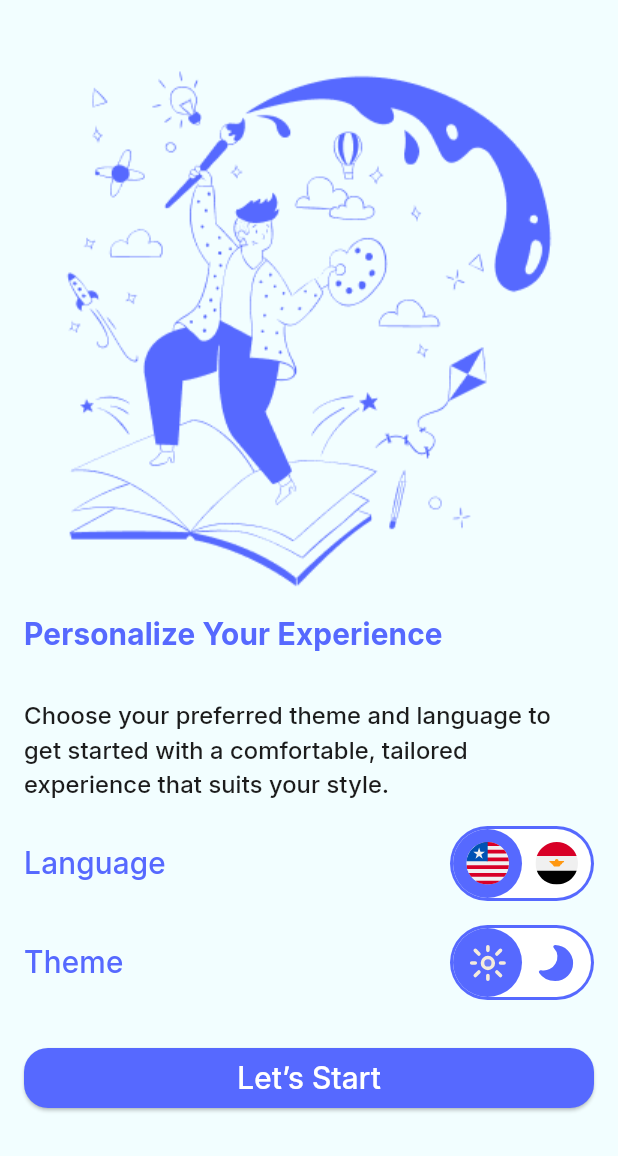
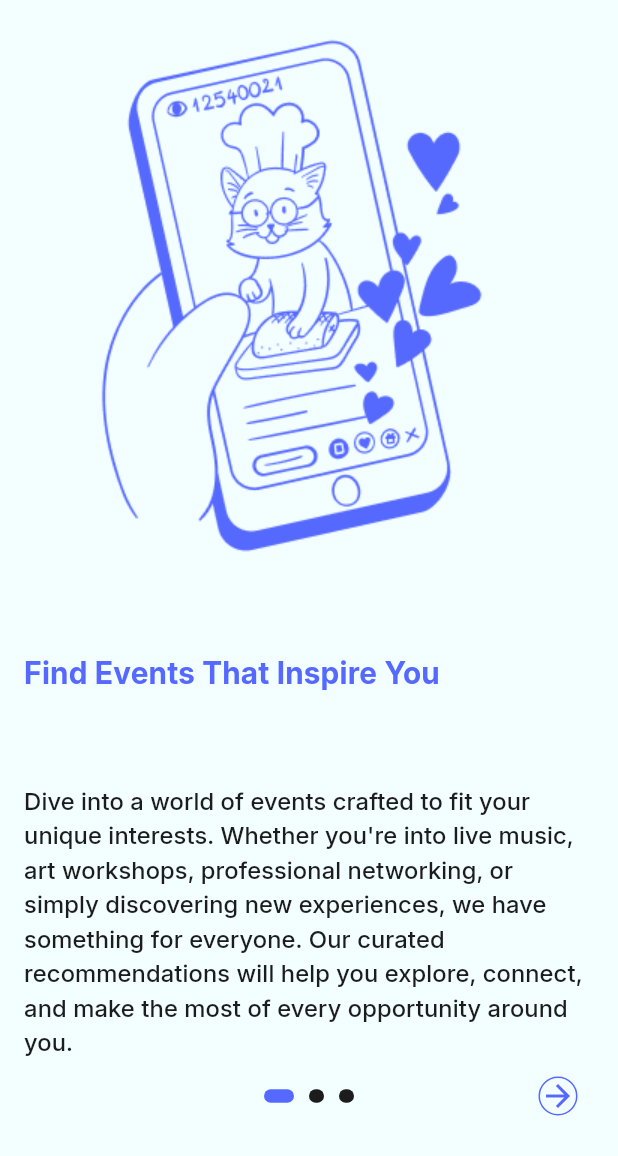
Before and after one commit to ahmed43ban/Evently-App, a Flutter app: the screen it shows after launch, after a tap on "Let’s Start", on a phone screen of 412 x 824 dp, the part 80-1236 px from its top. Run offline on Flutter 3.47's test engine with Material 3 defaults, Android fonts, the phone set to English and light mode, and no system bars; drawn by our look-alikes of animated_toggle_switch; our stand-ins replace easy_localization, flutter_svg, gap, shared_preferences.

Commit message:
+finish onBoarding_screen.dart

```diff
--- a/assets/translations/en.json
+++ b/assets/translations/en.json
@@ -3,5 +3,11 @@
   "start_text": "Choose your preferred theme and language to get started with a comfortable, tailored experience that suits your style.",
   "language": "Language",
   "theme": "Theme",
-  "lets_start": "Let’s Start"
+  "lets_start": "Let’s Start",
+  "title_onboarding1": "Find Events That Inspire You",
+  "title_onboarding2": "Effortless Event Planning",
+  "title_onboarding3": "Connect with Friends & Share Moments",
+  "desc_onboarding1": "Dive into a world of events crafted to fit your unique interests. Whether you're into live music, art workshops, professional networking, or simply discovering new experiences, we have something for everyone. Our curated recommendations will help you explore, connect, and make the most of every opportunity around you.",
+  "desc_onboarding2": "Take the hassle out of organizing events with our all-in-one planning tools. From setting up invites and managing RSVPs to scheduling reminders and coordinating details, we’ve got you covered. Plan with ease and focus on what matters – creating an unforgettable experience for you and your guests.",
+  "desc_onboarding3": "Make every event memorable by sharing the experience with others. Our platform lets you invite friends, keep everyone in the loop, and celebrate moments together. Capture and share the excitement with your network, so you can relive the highlights and cherish the memories."
 }
--- a/lib/core/assets-manger.dart
+++ b/lib/core/assets-manger.dart
@@ -6,6 +6,7 @@ abstract class AssetsManger{
   static const String beingCreativeDark2 = "assets/images/beingCreativeDark2.png";
   static const String beingCreativeDark3 = "assets/images/beingCreativeDark3.png";
   static const String beingCreative3 = "assets/images/being-creative 3.png";
+  static const String hotTrending ="assets/images/hot-trending.png";
   static const String arabicLan = "assets/images/EG.svg";
   static const String englishLan = "assets/images/LR.svg";
   static const String moonIcon = "assets/images/Moon.svg";
--- a/lib/core/reusable_componenes/customButton.dart
+++ b/lib/core/reusable_componenes/customButton.dart
@@ -8,9 +8,7 @@ class CustomButton extends StatelessWidget {
 
   @override
   Widget build(BuildContext context) {
-    return ElevatedButton(onPressed: (){
-
-    },
+    return ElevatedButton(onPressed:onPressed,
         style: ElevatedButton.styleFrom(
           backgroundColor: Theme.of(context).colorScheme.primary,
           shape: RoundedRectangleBorder(
--- a/lib/core/strings-manger.dart
+++ b/lib/core/strings-manger.dart
@@ -4,5 +4,10 @@ abstract class StringsManger {
   static const String language = "language";
   static const String theme= "theme";
   static const String letsStart = "lets_start";
-
+  static const String titleOnboarding1 = "title_onboarding1";
+  static const String titleOnboarding2 = "title_onboarding2";
+  static const String titleOnboarding3 = "title_onboarding3";
+  static const String descOnboarding1 = "desc_onboarding1";
+  static const String descOnboarding2 = "desc_onboarding2";
+  static const String descOnboarding3 = "desc_onboarding3";
 }
--- a/lib/main.dart
+++ b/lib/main.dart
@@ -2,6 +2,8 @@ import 'package:easy_localization/easy_localization.dart';
 import 'package:evently/core/app_style.dart';
 import 'package:evently/core/prefshelper.dart';
 import 'package:evently/providers/theme_provider.dart';
+import 'package:evently/ui/onboarding/screen/onBoarding_screen.dart';
+import 'package:evently/ui/register_screen/screen/register_screen.dart';
 import 'package:evently/ui/start_screen/screen/start_screen.dart';
 import 'package:flutter/material.dart';
 import 'package:provider/provider.dart';
@@ -38,6 +40,8 @@ class MyApp extends StatelessWidget {
       themeMode: themeProvider.currentTheme,
       routes: {
         StartScreen.routName:(_)=>StartScreen(),
+        OnboardingScreen.routName:(_)=>OnboardingScreen(),
+        RegisterScreen.routName:(_)=>RegisterScreen()
       },
       initialRoute: StartScreen.routName,
     );
--- /dev/null
+++ b/lib/ui/onboarding/screen/onBoarding_screen.dart
@@ -0,0 +1,135 @@
+import 'package:evently/core/assets-manger.dart';
+import 'package:evently/core/strings-manger.dart';
+import 'package:evently/providers/theme_provider.dart';
+import 'package:evently/ui/onboarding/widget/onPage_widget.dart';
+import 'package:evently/ui/register_screen/screen/register_screen.dart';
+import 'package:flutter/material.dart';
+import 'package:provider/provider.dart';
+
+class OnboardingScreen extends StatefulWidget {
+  static String routName ="onboarding";
+   OnboardingScreen({super.key});
+
+  @override
+  State<OnboardingScreen> createState() => _OnboardingScreenState();
+}
+
+class _OnboardingScreenState extends State<OnboardingScreen> {
+  int currentPage=0;
+
+  PageController controller=PageController();
+/*  @override
+  void initState() {
+    super.initState();
+    controller.addListener(() {
+      final page = controller.page?.toInt() ?? 0;
+      if (page != currentPage) {
+        setState(() {
+          currentPage = page;
+        });
+      }
+    });
+  }*/
+
+  @override
+  Widget build(BuildContext context) {
+    ThemeProvider themeProvider=Provider.of<ThemeProvider>(context);
+    return Scaffold(
+      appBar: AppBar(
+        title: Image.asset(AssetsManger.logo),
+      ),
+      body: Padding(
+        padding: EdgeInsets.all(16),
+        child: Column(
+          children: [
+            Expanded(
+              child: PageView(
+                onPageChanged: (value){
+                  currentPage=value;
+                  setState(() {
+                  });
+                },
+                controller: controller,
+                children: [
+                  OnpageWidget(path:AssetsManger.hotTrending,
+                      title:StringsManger.titleOnboarding1,
+                      desc:StringsManger.descOnboarding1),
+                  OnpageWidget(path:themeProvider.currentTheme==ThemeMode.light
+                      ?AssetsManger.beingCreative2
+                      :AssetsManger.beingCreativeDark2,
+                      title:StringsManger.titleOnboarding1,
+                      desc:StringsManger.descOnboarding1),
+                  OnpageWidget(path:themeProvider.currentTheme==ThemeMode.light
+                      ?AssetsManger.beingCreative3
+                      :AssetsManger.beingCreativeDark3,
+                      title:StringsManger.titleOnboarding1,
+                      desc:StringsManger.descOnboarding1),
+                ],
+                ),
+            ),
+            Stack(
+              alignment: Alignment.center,
+              children: [
+                Row(mainAxisAlignment: MainAxisAlignment.spaceBetween,
+                  children: [
+                    currentPage!=0?
+                    IconButton(
+                        onPressed: (){
+                      controller.previousPage(duration: Duration(milliseconds: 100),
+                          curve: Curves.decelerate);
+                    }, icon: Container(
+                      decoration: BoxDecoration(
+                        borderRadius: BorderRadius.circular(30),
+                        border: Border.all(
+                          color: Theme.of(context).colorScheme.primary
+                        )
+                      ),
+                        child: Icon(Icons.arrow_back,color: Theme.of(context).colorScheme.primary,)))
+                        :Text(""),
+                    IconButton(
+                        onPressed: (){
+                          if(currentPage<2) {
+                            controller.nextPage(duration: Duration(
+                                milliseconds: 100),
+                                curve: Curves.decelerate);
+                          }else{
+                              Navigator.pushReplacementNamed(context, RegisterScreen.routName);
+
+                          }
+                    },
+                        icon: Container(
+                        decoration: BoxDecoration(
+                            borderRadius: BorderRadius.circular(30),
+                            border: Border.all(
+                                color: Theme.of(context).colorScheme.primary
+                            )
+                        ),
+                        child: Icon(Icons.arrow_forward,color:Theme.of(context).colorScheme.primary,))),
+                  ],
+                ),
+                Row(
+                  mainAxisAlignment: MainAxisAlignment.center,
+                  children:
+                    List.generate(3, (index){
+                      return Container(
+                        margin: EdgeInsets.all(5),
+                        child: AnimatedContainer(duration: Duration(milliseconds: 100),
+                            height:9,
+                          width:currentPage==index?20:10 ,
+                          decoration: BoxDecoration(
+                            color:currentPage==index?Theme.of(context).colorScheme.primary
+                                :Theme.of(context).colorScheme.secondary,
+                              borderRadius: BorderRadius.circular(5)
+                          ),),
+                      );
+                    })
+                  ,
+                )
+              ],
+            )
+          ],
+        ),
+      ),
+    );
+  }
+}
--- /dev/null
+++ b/lib/ui/onboarding/widget/onPage_widget.dart
@@ -0,0 +1,21 @@
+import 'package:easy_localization/easy_localization.dart';
+import 'package:flutter/material.dart';
+
+class OnpageWidget extends StatelessWidget {
+  String path;
+  String title;
+  String desc;
+  OnpageWidget({super.key,required this.path,required this.title,required this.desc});
+
+  @override
+  Widget build(BuildContext context) {
+    return Column(mainAxisAlignment: MainAxisAlignment.spaceBetween,
+      crossAxisAlignment: CrossAxisAlignment.start,
+      children: [
+        Image.asset(path),
+        Text(title.tr(),style:Theme.of(context).textTheme.titleMedium),
+        Text(desc.tr(),style:Theme.of(context).textTheme.titleSmall),
+      ],
+    );
+  }
+}
--- /dev/null
+++ b/lib/ui/register_screen/screen/register_screen.dart
@@ -0,0 +1,11 @@
+import 'package:flutter/material.dart';
+
+class RegisterScreen extends StatelessWidget {
+  static const String routName="register";
+  const RegisterScreen({super.key});
+
+  @override
+  Widget build(BuildContext context) {
+    return const Placeholder();
+  }
+}
--- a/lib/ui/start_screen/screen/start_screen.dart
+++ b/lib/ui/start_screen/screen/start_screen.dart
@@ -3,6 +3,7 @@ import 'package:evently/core/assets-manger.dart';
 import 'package:evently/core/reusable_componenes/customButton.dart';
 import 'package:evently/core/strings-manger.dart';
 import 'package:evently/providers/theme_provider.dart';
+import 'package:evently/ui/onboarding/screen/onBoarding_screen.dart';
 import 'package:evently/ui/start_screen/widget/language_toggle.dart';
 import 'package:evently/ui/start_screen/widget/theme_toggle.dart';
 import 'package:flutter/material.dart';
@@ -57,7 +58,9 @@ class StartScreen extends StatelessWidget {
                   ],
                 ),
                 Gap(28),
-                CustomButton(title: StringsManger.letsStart.tr(),onPressed: (){},)
+                CustomButton(title: StringsManger.letsStart.tr(),onPressed: (){
+                  Navigator.pushReplacementNamed(context, OnboardingScreen.routName);
+                },)
               ],
             )
           ],
--- a/lib/ui/start_screen/widget/language_toggle.dart
+++ b/lib/ui/start_screen/widget/language_toggle.dart
@@ -16,12 +16,9 @@ class _LanguageToggleState extends State<LanguageToggle> {
 
   @override
   void initState() {
-    // TODO: implement initState
     super.initState();
     WidgetsBinding.instance.addPersistentFrameCallback((timeStamp) {
-      setState(() {
-        currentValue=(context.locale.languageCode == 'ar')?1:0;
-      });
+      currentValue=(context.locale.languageCode == 'ar')?1:0;
     });
   }
 
@@ -31,7 +28,6 @@ class _LanguageToggleState extends State<LanguageToggle> {
       current: currentValue,
       values: [0, 1],
       onChanged: (newValue) {
-        if(currentValue !=newValue){
           setState(() {
             currentValue = newValue;
             if (currentValue == 0) {
@@ -40,7 +36,7 @@ class _LanguageToggleState extends State<LanguageToggle> {
               context.setLocale(Locale("ar"));
             }
           });
-        }
+
       },
       iconOpacity: 1,
       style: ToggleStyle(
```
Also changed, not shown: assets/translations/ar.json (+7 -1 lines).
